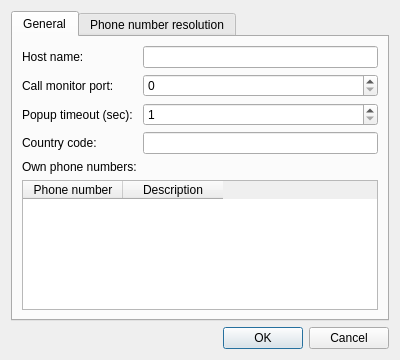
ElTh0r0/fritzcallindicator, file settings.ui: the form before one commit.
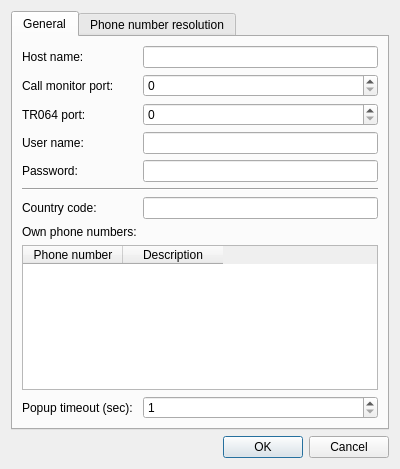
The form after the commit. Icons and pictures are not drawn.

Commit message: Add user, password, TR064 port to settings dialog

What changed in the file:
```diff
--- a/settings.ui
+++ b/settings.ui
@@ -7,7 +7,7 @@
     <x>0</x>
     <y>0</y>
     <width>400</width>
-    <height>360</height>
+    <height>469</height>
    </rect>
   </property>
   <property name="windowTitle">
@@ -67,47 +67,79 @@
         </widget>
        </item>
        <item row="2" column="0">
-        <widget class="QLabel" name="lblTimeout">
+        <widget class="QLabel" name="lblCallTR064Port">
          <property name="text">
-          <string>Popup timeout (sec):</string>
+          <string>TR064 port:</string>
          </property>
         </widget>
        </item>
        <item row="2" column="1">
-        <widget class="QSpinBox" name="spinBoxTimeout">
-         <property name="minimum">
-          <number>1</number>
-         </property>
+        <widget class="QSpinBox" name="spinBoxTR064Port">
          <property name="maximum">
-          <number>20</number>
-         </property>
-         <property name="value">
-          <number>1</number>
+          <number>99999</number>
          </property>
         </widget>
        </item>
        <item row="3" column="0">
+        <widget class="QLabel" name="lblUserName">
+         <property name="text">
+          <string>User name:</string>
+         </property>
+        </widget>
+       </item>
+       <item row="3" column="1">
+        <widget class="QLineEdit" name="lineEditUserName">
+         <property name="toolTip">
+          <string>FRITZ!Box user with call list and phonebook access</string>
+         </property>
+        </widget>
+       </item>
+       <item row="4" column="0">
+        <widget class="QLabel" name="lblPassword">
+         <property name="text">
+          <string>Password:</string>
+         </property>
+        </widget>
+       </item>
+       <item row="4" column="1">
+        <widget class="QLineEdit" name="lineEditPassword">
+         <property name="toolTip">
+          <string>Attention: Password is not encrypted!</string>
+         </property>
+         <property name="echoMode">
+          <enum>QLineEdit::EchoMode::Password</enum>
+         </property>
+        </widget>
+       </item>
+       <item row="5" column="0" colspan="2">
+        <widget class="Line" name="line">
+         <property name="orientation">
+          <enum>Qt::Orientation::Horizontal</enum>
+         </property>
+        </widget>
+       </item>
+       <item row="6" column="0">
         <widget class="QLabel" name="lblCountryCode">
          <property name="text">
           <string>Country code:</string>
          </property>
         </widget>
        </item>
-       <item row="3" column="1">
+       <item row="6" column="1">
         <widget class="QLineEdit" name="lineEditCountryCode">
          <property name="text">
           <string/>
          </property>
         </widget>
        </item>
-       <item row="4" column="0">
+       <item row="7" column="0">
         <widget class="QLabel" name="lblOwnNumbers">
          <property name="text">
           <string>Own phone numbers:</string>
          </property>
         </widget>
        </item>
-       <item row="5" column="0" colspan="2">
+       <item row="8" column="0" colspan="2">
         <widget class="QTableWidget" name="tableOwnNumbers">
          <property name="alternatingRowColors">
           <bool>true</bool>
@@ -136,6 +168,26 @@
          </column>
         </widget>
        </item>
+       <item row="9" column="0">
+        <widget class="QLabel" name="lblTimeout">
+         <property name="text">
+          <string>Popup timeout (sec):</string>
+         </property>
+        </widget>
+       </item>
+       <item row="9" column="1">
+        <widget class="QSpinBox" name="spinBoxTimeout">
+         <property name="minimum">
+          <number>1</number>
+         </property>
+         <property name="maximum">
+          <number>20</number>
+         </property>
+         <property name="value">
+          <number>1</number>
+         </property>
+        </widget>
+       </item>
       </layout>
      </widget>
      <widget class="QWidget" name="tab_resolver">
```
Left out of the diff: 13 changed lines with no effect on the pictures. The commit also changes 1 other file.
